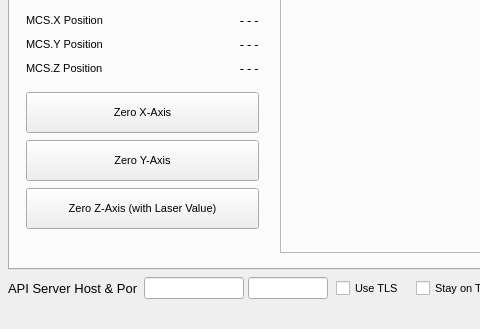
Old version of the form python/examples/api_client_qt_demo/desktop_view.ui in the repository rosettacnc-classroom/cnc_api_client_core_1; both pictures show x 0 to 480 and y 437 to 766 of the 1038 by 766 pixel window.
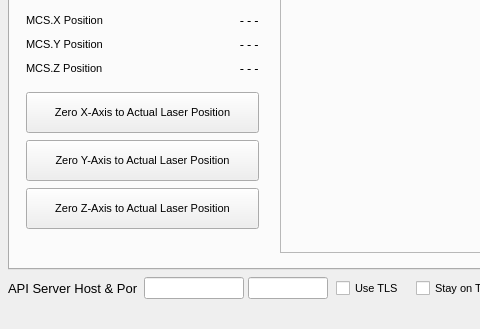
New version of the form. The open tabs and pages were chosen to show the change. Custom widgets are drawn as their Qt base class.

Patch:
```diff
--- a/python/examples/api_client_qt_demo/desktop_view.ui
+++ b/python/examples/api_client_qt_demo/desktop_view.ui
@@ -2121,7 +2121,7 @@
        </rect>
       </property>
       <property name="text">
-       <string>Zero X-Axis</string>
+       <string>Zero X-Axis to Actual Laser Position</string>
       </property>
      </widget>
      <widget class="QPushButton" name="laserZeroYAxisButton">
@@ -2134,7 +2134,7 @@
        </rect>
       </property>
       <property name="text">
-       <string>Zero Y-Axis</string>
+       <string>Zero Y-Axis to Actual Laser Position</string>
       </property>
      </widget>
      <widget class="QPushButton" name="laserZeroZAxisButton">
@@ -2147,7 +2147,7 @@
        </rect>
       </property>
       <property name="text">
-       <string>Zero Z-Axis (with Laser Value)</string>
+       <string>Zero Z-Axis to Actual Laser Position</string>
       </property>
      </widget>
      <widget class="QLabel" name="laserOutBitValue">
```
